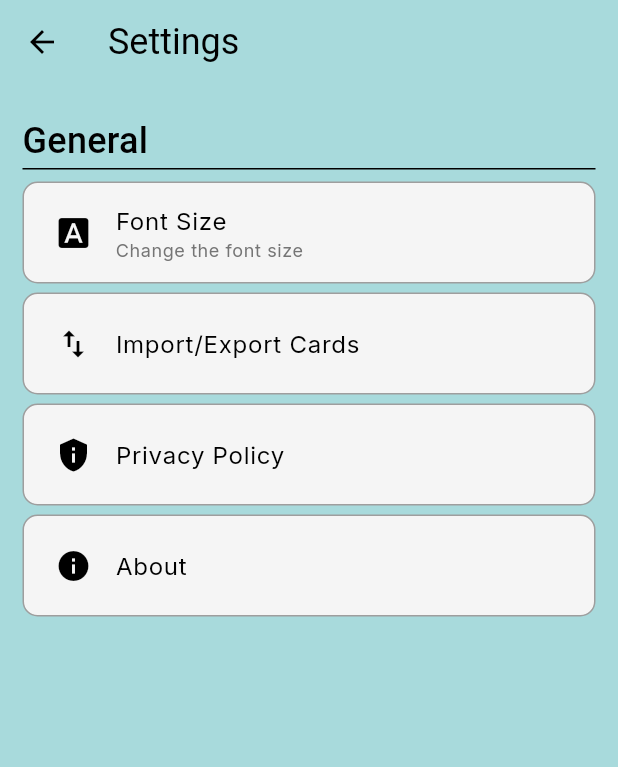
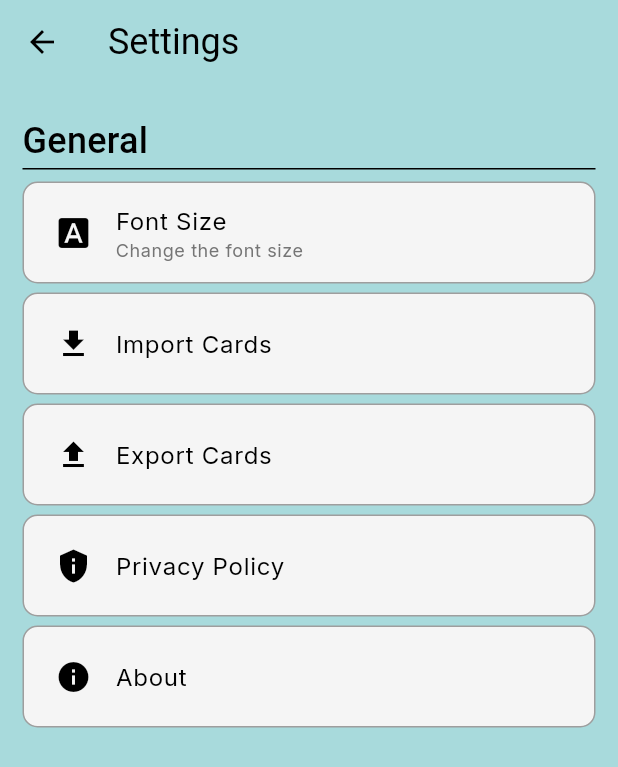
Before and after one commit to 2STYNe/Flashcard-App-with-Flutter, a Flutter app: the SettingPage screen opened by its route, on a phone screen of 412 x 824 dp. Shown: the top 767 px of the screen. Run offline on Flutter 3.47's test engine with Material 3 defaults, Android fonts, the light colour scheme and no system bars; our stand-ins replace file_picker, google_fonts, hive, hive_flutter; accounts and stored records are empty.

Commit message:
Added Import/Export functionality

```diff
--- a/lib/components/settings_tile.dart
+++ b/lib/components/settings_tile.dart
@@ -4,17 +4,19 @@ class SettingsTile extends StatelessWidget {
   final IconData icon;
   final String settingTitle;
   final String settingDesc;
+  final VoidCallback onTap;
   const SettingsTile({
     super.key,
     required this.icon,
     required this.settingTitle,
+    required this.onTap,
     this.settingDesc = "",
   });
 
   @override
   Widget build(BuildContext context) {
     return GestureDetector(
-      onTap: () {},
+      onTap: onTap,
       child: Container(
         padding: const EdgeInsets.all(5),
         margin: const EdgeInsets.symmetric(vertical: 3),
--- a/lib/models/card_provider.dart
+++ b/lib/models/card_provider.dart
@@ -18,6 +18,12 @@ class CardProvider extends ChangeNotifier {
     await collectionBox.add(collection);
 
     collections.add(collection);
+    notifyListeners();
+  }
+
+  void addCollections(List<CardCollection> newCollections) async {
+    await collectionBox.addAll(newCollections);
+    collections.addAll(newCollections);
     notifyListeners();
   }
 
--- a/lib/models/collection_model.dart
+++ b/lib/models/collection_model.dart
@@ -36,4 +36,25 @@ class CardCollection extends HiveObject {
     this.title = title;
     this.desc = desc;
   }
+
+  CardCollection.fromJson(Map<String, dynamic> json)
+      : title = json['title'] ?? "",
+        desc = json['desc'] ?? "" {
+    List<dynamic> flashcardsFromJson = json['flashcards'];
+    List<FlashCardData> temp = flashcardsFromJson
+        .map(
+          (e) => FlashCardData.fromJson(e),
+        )
+        .toList();
+
+    flashcards = HiveList(
+      Hive.box<FlashCardData>('flashcard_data'),
+      objects: temp,
+    );
+  }
+  Map<String, dynamic> toJson() => {
+        'title': title,
+        'desc': desc,
+        'flashcards': flashcards,
+      };
 }
--- a/lib/models/flashcard_model.dart
+++ b/lib/models/flashcard_model.dart
@@ -28,4 +28,17 @@ class FlashCardData extends HiveObject {
     isBookmarked = !isBookmarked;
     save();
   }
+
+  FlashCardData.fromJson(Map<String, dynamic> json)
+      : frontSide = json['frontSide'],
+        backSide = json['backSide'],
+        isBookmarked = json['isBookmarked'] {
+    Hive.box<FlashCardData>("flashcard_data").add(this);
+  }
+
+  Map<String, dynamic> toJson() => {
+        'frontSide': frontSide,
+        'backSide': backSide,
+        'isBookmarked': isBookmarked,
+      };
 }
--- a/lib/pages/setting_page.dart
+++ b/lib/pages/setting_page.dart
@@ -1,11 +1,18 @@
 import 'package:flashcard_app_with_flutter/components/settings_tile.dart';
+import 'package:flashcard_app_with_flutter/models/card_provider.dart';
+import 'package:flashcard_app_with_flutter/models/collection_model.dart';
+import 'package:flashcard_app_with_flutter/utils/import_export.dart';
 import 'package:flutter/material.dart';
+import 'package:provider/provider.dart';
 
 class SettingPage extends StatelessWidget {
   const SettingPage({super.key});
-  //TODO: give functionality to the setting tiles
+
+  //TODO: give functionality to the other setting tiles
   @override
   Widget build(BuildContext context) {
+    CardProvider cardProvider = Provider.of<CardProvider>(context);
+    List<CardCollection> collections = cardProvider.collections;
     return Scaffold(
       appBar: AppBar(
         title: const Text(
@@ -31,21 +38,43 @@ class SettingPage extends StatelessWidget {
             const SizedBox(
               height: 5,
             ),
-            const Column(children: [
-              SettingsTile(
-                icon: Icons.font_download,
-                settingTitle: "Font Size",
-                settingDesc: "Change the font size",
+            Column(children: [
+              GestureDetector(
+                onTap: () {},
+                child: SettingsTile(
+                  icon: Icons.font_download,
+                  settingTitle: "Font Size",
+                  settingDesc: "Change the font size",
+                  onTap: () {},
+                ),
               ),
               SettingsTile(
-                icon: Icons.import_export,
-                settingTitle: "Import/Export Cards",
+                icon: Icons.download,
+                settingTitle: "Import Cards",
+                onTap: () async {
+                  List<CardCollection>? imported =
+                      await ImportExportUtils.importCardCollections();
+                  if (imported != null) {
+                    cardProvider.addCollections(imported);
+                  }
+                },
+              ),
+              SettingsTile(
+                icon: Icons.upload,
+                settingTitle: "Export Cards",
+                onTap: () =>
+                    ImportExportUtils.exportCardCollections(collections),
               ),
               SettingsTile(
                 icon: Icons.privacy_tip,
                 settingTitle: "Privacy Policy",
+                onTap: () {},
               ),
-              SettingsTile(icon: Icons.info, settingTitle: "About"),
+              SettingsTile(
+                icon: Icons.info,
+                settingTitle: "About",
+                onTap: () {},
+              ),
             ])
           ],
         ),
--- a/pubspec.yaml
+++ b/pubspec.yaml
@@ -38,6 +38,7 @@ dependencies:
   provider:
   hive:
   hive_flutter:
+  file_picker: ^8.0.3
 
 dev_dependencies:
   flutter_test:
```
Also changed, not shown: lib/utils/import_export.dart (added, +58 -0 lines), pubspec.lock.
